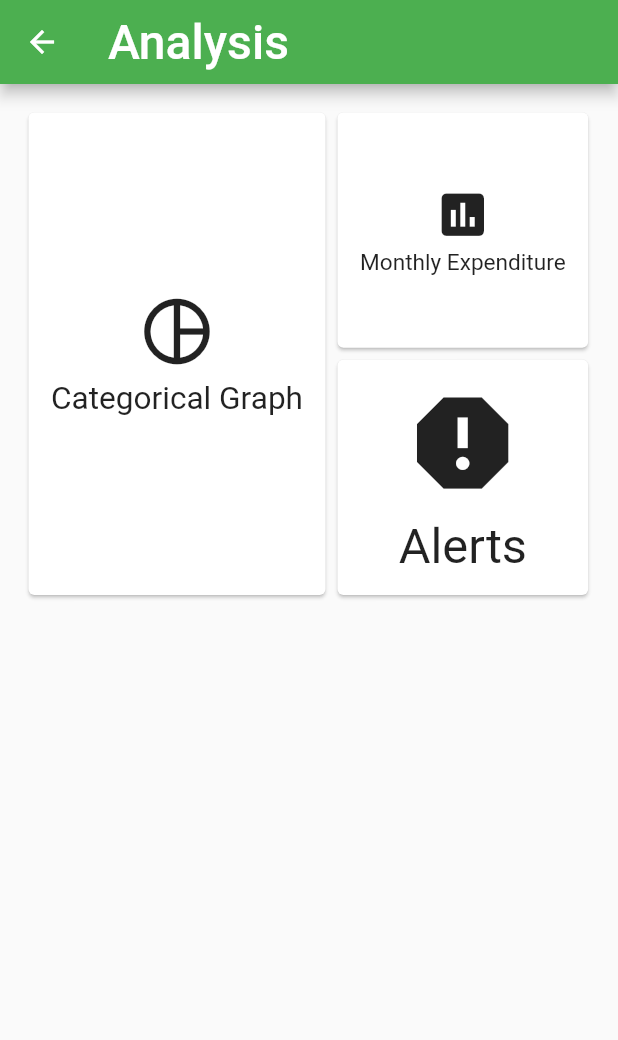
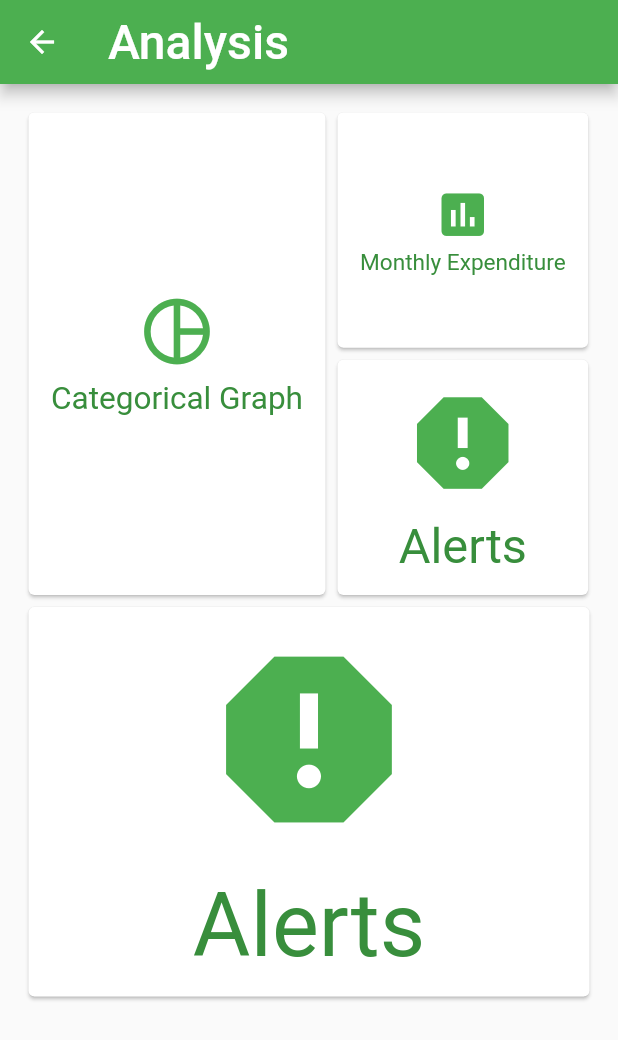
Before and after one commit to yousifm/vault, a Flutter app: the AnalysisScreen screen opened by its route, on a phone screen of 412 x 824 dp. Shown: the top 1040 px of the screen. Run offline on Flutter 3.47's test engine with Material 2 defaults, Android fonts, the phone set to English and light mode, and no system bars; network calls fail.

```diff
--- a/lib/screens/analysis_screen.dart
+++ b/lib/screens/analysis_screen.dart
@@ -15,14 +15,16 @@ class AnalysisScreen extends StatelessWidget {
       ),
       body: Container(
           padding: EdgeInsets.all(15),
-          child: Row(
+          child: Column(children: [
+            Row(
               children: <Widget>[
                 AnalysisCardItem(
                     height: MediaQuery.of(context).size.height * 0.4,
                     width: MediaQuery.of(context).size.width * 0.5,
                     icon: Icons.pie_chart_outlined,
                     iconSize: 50,
-                  text: "Categorical Graph"),
+                    text: "Categorical Graph",
+                    isSelected: false),
                 Column(
                   mainAxisSize: MainAxisSize.min,
                   children: <Widget>[
@@ -32,18 +34,27 @@ class AnalysisScreen extends StatelessWidget {
                         icon: Icons.insert_chart,
                         text: "Monthly Expenditure",
                         iconSize: 50,
-                  ),
+                        isSelected: false),
                     AnalysisCardItem(
                         height: MediaQuery.of(context).size.height * 0.2,
                         width: MediaQuery.of(context).size.width * 0.425,
                         icon: Icons.report,
                         text: "Alerts",
                         iconSize: 50,
-                  )
+                        isSelected: false)
                   ],
                 )
               ],
-          )),
+            ),
+            AnalysisCardItem(
+              height: MediaQuery.of(context).size.height * 0.325,
+              width: double.infinity,
+              icon: Icons.report,
+              text: "Alerts",
+              iconSize: 50,
+              isSelected: false,
+            )
+          ])),
     );
   }
 }
--- a/lib/screens/expenditure_screen.dart
+++ b/lib/screens/expenditure_screen.dart
@@ -14,7 +14,7 @@ class ExpenditureScreen extends StatelessWidget {
 
   @override
   Widget build(BuildContext context) {
-    final transactions = Provider.of<Transactions>(context, listen: false);
+    final transactions = Provider.of<Transactions>(context);
     return Scaffold(
       appBar: AppBar(
         title: Text(
--- a/lib/widgets/analysis_card.dart
+++ b/lib/widgets/analysis_card.dart
@@ -6,9 +6,15 @@ class AnalysisCardItem extends StatelessWidget {
   double height;
   double width;
   double iconSize;
+  bool isSelected;
 
   AnalysisCardItem(
-      {this.icon, this.text, this.height, this.width, this.iconSize});
+      {this.icon,
+      this.text,
+      this.height,
+      this.width,
+      this.iconSize,
+      this.isSelected});
 
   @override
   Widget build(BuildContext context) {
@@ -24,13 +30,20 @@ class AnalysisCardItem extends StatelessWidget {
                   Icon(
                     icon,
                     size: iconSize,
+                    color: isSelected
+                        ? Colors.white
+                        : Theme.of(context).primaryColor,
                   ),
                   SizedBox(
                     height: 5,
                   ),
                   Text(
                     text,
-                    style: TextStyle(fontSize: 20),
+                    style: TextStyle(
+                        fontSize: 20,
+                        color: isSelected
+                            ? Colors.white
+                            : Theme.of(context).primaryColorDark),
                   )
                 ],
               ),
```
Lines whose indentation alone changed are shown as unchanged.
